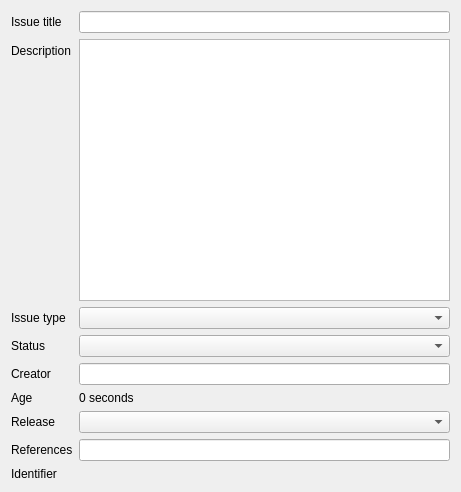
This is ui/issue_form_widget.ui in markussilvan/dit as Qt 5 draws it before an edit. The edited form follows.
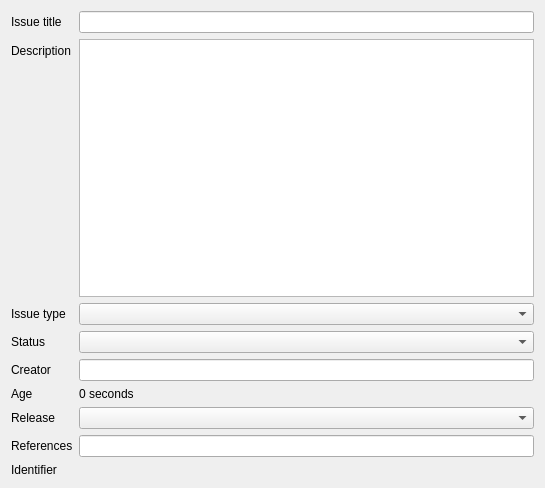
This is the edited form.

Commit message:
Implementation of adding references. A references can be also added when adding a new issue. Minor code clean up.
Ditz: c177cbffd3769a2d1bd8265795e66b99caafcb82
      52584295b651cc457e025a9c522b5b419f3a0dcb
      fe168c3920141ea12a7e555f486144fae3e98164
Task(s) completed: yes
Tested: yes

Patch:
```diff
--- a/ui/issue_form_widget.ui
+++ b/ui/issue_form_widget.ui
@@ -6,14 +6,17 @@
    <rect>
     <x>0</x>
     <y>0</y>
-    <width>461</width>
-    <height>492</height>
+    <width>545</width>
+    <height>488</height>
    </rect>
   </property>
   <property name="windowTitle">
    <string>Issue</string>
   </property>
   <layout class="QFormLayout" name="formLayout">
+   <property name="fieldGrowthPolicy">
+    <enum>QFormLayout::AllNonFixedFieldsGrow</enum>
+   </property>
    <item row="0" column="0">
     <widget class="QLabel" name="labelTitle">
      <property name="text">
@@ -32,7 +35,17 @@
     </widget>
    </item>
    <item row="1" column="1">
-    <widget class="QPlainTextEdit" name="plainTextEditDescription"/>
+    <widget class="QPlainTextEdit" name="plainTextEditDescription">
+     <property name="sizePolicy">
+      <sizepolicy hsizetype="Expanding" vsizetype="Expanding">
+       <horstretch>0</horstretch>
+       <verstretch>1</verstretch>
+      </sizepolicy>
+     </property>
+     <property name="tabChangesFocus">
+      <bool>true</bool>
+     </property>
+    </widget>
    </item>
    <item row="2" column="0">
     <widget class="QLabel" name="labelIssueType">
```
The commit also changes 18 other files.
